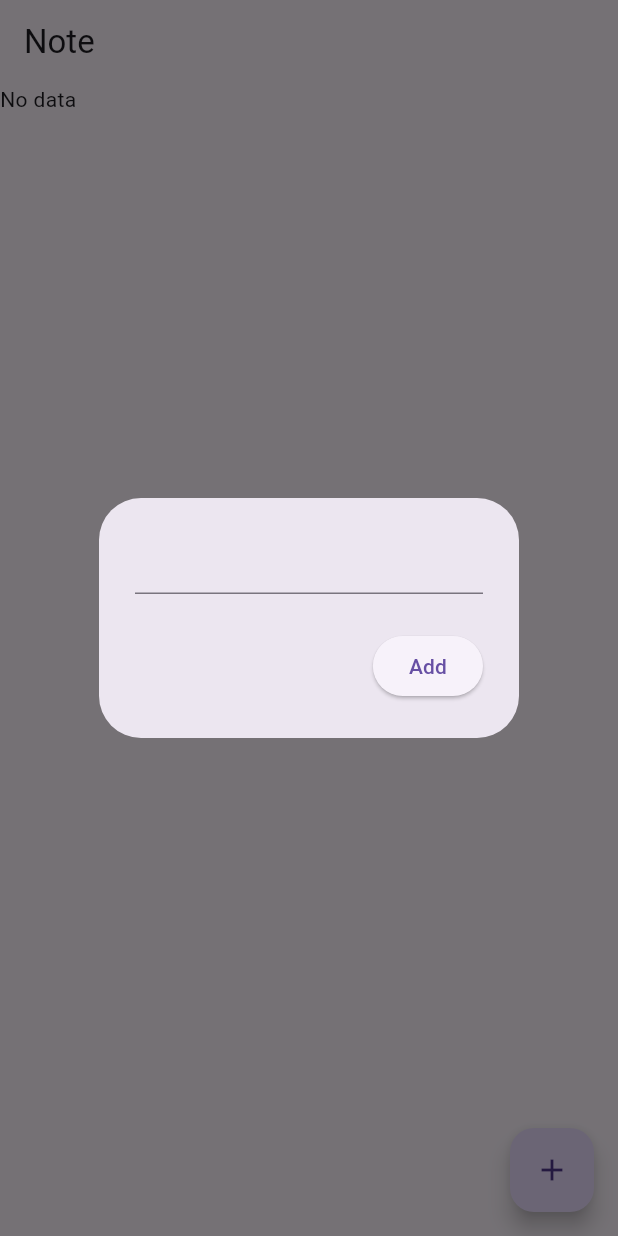
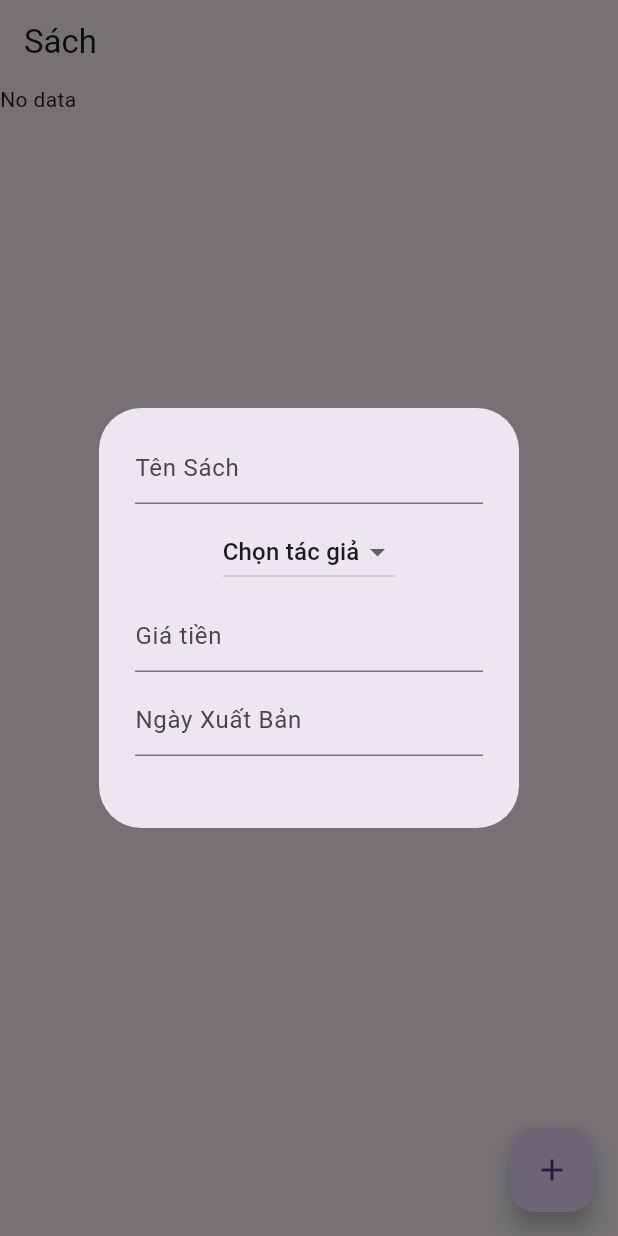
Before and after one commit to TDAT0105/crud_test, a Flutter app: the screen it shows after launch, after a tap on the "add" icon, on a phone screen of 412 x 824 dp. Run offline on Flutter 3.47's test engine with Material 3 defaults, Android fonts, the phone set to English and light mode, and no system bars; our stand-ins replace cloud_firestore, firebase_core; accounts and stored records are empty.

Commit message:
add TenTacGia dropdown but cant show name

```diff
--- a/lib/main.dart
+++ b/lib/main.dart
@@ -1,5 +1,6 @@
 import 'package:crud_test/firebase_options.dart';
-import 'package:crud_test/pages/home.dart';
+import 'package:crud_test/pages/sach.dart';
+import 'package:crud_test/pages/tacgia.dart';
 import 'package:firebase_core/firebase_core.dart';
 import 'package:flutter/material.dart';
 
@@ -17,7 +18,7 @@ class MyApp extends StatelessWidget {
     return const MaterialApp(
       debugShowCheckedModeBanner: false,
       // theme: ThemeData.dark(useMaterial3: true),
-      home: HomePage(),
+      home: SachPage(),
     );
   }
 }
--- a/lib/pages/home.dart
+++ /dev/null
@@ -1,106 +0,0 @@
-import 'package:cloud_firestore/cloud_firestore.dart';
-import 'package:crud_test/services/firestore.dart';
-import 'package:flutter/material.dart';
-import 'package:flutter/widgets.dart';
-
-class HomePage extends StatefulWidget {
-  const HomePage({super.key});
-
-  @override
-  State<HomePage> createState() => _HomePageState();
-}
-
-class _HomePageState extends State<HomePage> {
-  final FirestoreService firestoreService = FirestoreService();
-
-  final TextEditingController textController = TextEditingController();
-
-  void openNoteBox({String? docID}) {
-    showDialog(
-        context: context,
-        builder: (context) => AlertDialog(
-              content: TextField(
-                controller: textController,
-              ),
-              actions: [
-                //button to save
-                ElevatedButton(
-                    onPressed: () {
-                      //add note
-                      if(docID == null)
-                      {
-                        firestoreService.addNote(textController.text);
-                      }
-                      //update
-                      firestoreService.updateNote(docID!, textController.text);
-
-                      //clear the text controller
-                      textController.clear();
-
-                      Navigator.pop(context);
-                    },
-                    child: const Text('Add')),
-              ],
-            ));
-  }
-
-  @override
-  Widget build(BuildContext context) {
-    return Scaffold(
-      appBar: AppBar(
-        title: const Text("Note"),
-      ),
-      floatingActionButton: FloatingActionButton(
-        onPressed: openNoteBox,
-        child: const Icon(Icons.add),
-      ),
-      body: StreamBuilder<QuerySnapshot>(
-        stream: firestoreService.getNotes(),
-        builder: (context, snapshot) {
-          //if we have data, get all the docs
-          if (snapshot.hasData) {
-            List notesList = snapshot.data!.docs;
-
-            return ListView.builder(
-              itemCount: notesList.length,
-              itemBuilder: (context, index) {
-              //get each individual doc
-                DocumentSnapshot documentSnapshot = notesList[index];
-                String docID = documentSnapshot.id;
-                //get note from each doc
-                Map<String, dynamic> data =
-                    documentSnapshot.data() as Map<String, dynamic>;
-                String noteText = data['note'];
-                //display as a list tile
-
-                return ListTile(
-                  title: Text(noteText),
-                  trailing: Row(
-                    mainAxisSize: MainAxisSize.min,
-                    children: [
-                      //update button
-                      IconButton(
-                        onPressed: () => openNoteBox(docID: docID),
-                        icon: const Icon(Icons.settings),
-                      ),
-
-                      //delete button
-                      IconButton(
-                        onPressed: () => firestoreService.deleteNote(docID),
-                        icon: const Icon(Icons.delete),
-                      ),
-                    ],
-                  ),
-                );
-             }
-            );
-          }
-          //if there is no data return nothing
-          else{
-            return const Text('No data');
-          }
-        }
-      ),
-    );
-  }
-}
--- /dev/null
+++ b/lib/pages/sach.dart
@@ -0,0 +1,190 @@
+import 'package:cloud_firestore/cloud_firestore.dart';
+import 'package:crud_test/services/firestoreSach.dart';
+import 'package:crud_test/services/firestoreTacGia.dart';
+import 'package:flutter/material.dart';
+
+class SachPage extends StatefulWidget {
+  const SachPage({super.key});
+
+  @override
+  State<SachPage> createState() => _SachPageState();
+}
+
+class _SachPageState extends State<SachPage> {
+  final FireStoreSach fireStoreSach = FireStoreSach();
+
+  String? selectedTacGia = "0";
+
+  void openNoteBox({String? docID}) {
+    TextEditingController tenSach = TextEditingController();
+    TextEditingController idTacGia = TextEditingController();
+    TextEditingController giaTien = TextEditingController();
+    TextEditingController ngayXuatBan = TextEditingController();
+
+
+
+    showDialog(
+      context: context,
+      builder: (context) => AlertDialog(
+        content: Column(
+          mainAxisSize: MainAxisSize.min,
+          children: [
+            TextField(
+              controller: tenSach,
+              decoration: const InputDecoration(
+                hintText: 'Tên Sách',
+              ),
+            ),
+            const SizedBox(height: 8), // Add some spacing
+
+            StreamBuilder<QuerySnapshot>(
+                stream:
+                    FirebaseFirestore.instance.collection('TacGia').snapshots(),
+                builder: (context, snapshot) {
+                  List<DropdownMenuItem> tacgiaItem = [];
+                  if (!snapshot.hasData) {
+                    const CircularProgressIndicator();
+                  } else {
+                    final tacgias = snapshot.data?.docs.reversed.toList();
+                    tacgiaItem.add(DropdownMenuItem(
+                      value: "0",
+                      child: Text('Chọn tác giả'),
+                      )
+                    );
+
+                    for (var tacgia in tacgias!) {
+                      tacgiaItem.add(
+                        DropdownMenuItem(
+                          value: tacgia.id,
+                          child: Text(
+                            tacgia['TenTacGia'],
+                          ),
+                        ),
+                      );
+                    }
+                  }
+                  return DropdownButton(
+                    items: tacgiaItem,
+                    onChanged: (tacgiaValue) {
+                      setState(() {
+                        selectedTacGia = tacgiaValue;
+                      });
+                      print(tacgiaValue);
+                    },
+                    value: selectedTacGia,
+                    isExpanded: false,
+                  );
+                }),
+
+            const SizedBox(height: 8), // Add some spacing
+            TextField(
+              controller: giaTien,
+              decoration: const InputDecoration(
+                hintText: 'Giá tiền',
+              ),
+            ),
+
+            const SizedBox(height: 8), // Add some spacing
+            TextField(
+              controller: ngayXuatBan,
+              decoration: const InputDecoration(
+                hintText: 'Ngày Xuất Bản',
+              ),
+            ),
+          ],
+        ),
+        actions: [
+          // ElevatedButton(
+          //   onPressed: () {
+
+          //     if (docID == null) {
+          //       fireStoreSach.addSaches(
+          //         tenSach.text,
+          //         giaTien.text,
+          //         ngayXuatBan.text,
+          //       );
+          //     } else {
+          //       fireStoreSach.updateSach(
+          //         docID,
+          //         tenSach.text,
+          //         giaTien.text,
+          //         ngayXuatBan.text,
+          //       );
+          //     }
+
+          //     tenTacGia.clear();
+          //     emailTacGia.clear();
+          //     sdtTacGia.clear();
+          //     Navigator.pop(context);
+          //   },
+          //   child: const Text('Add'),
+          // ),
+        ],
+      ),
+    );
+  }
+
+  final FireStoreSach sachService = FireStoreSach();
+  @override
+  Widget build(BuildContext context) {
+    return Scaffold(
+      appBar: AppBar(
+        title: const Text("Sách"),
+      ),
+      floatingActionButton: FloatingActionButton(
+        onPressed: openNoteBox,
+        child: const Icon(Icons.add),
+      ),
+      body: StreamBuilder<QuerySnapshot>(
+          stream: fireStoreSach.getSaches(),
+          builder: (context, snapshot) {
+            //if we have data, get all the docs
+            if (snapshot.hasData) {
+              List tenSachList = snapshot.data!.docs;
+
+              if (tenSachList.isNotEmpty && !snapshot.hasData) {
+                return ListView.builder(
+                    itemCount: tenSachList.length,
+                    itemBuilder: (context, index) {
+                      //get each individual doc
+                      DocumentSnapshot documentSnapshot = tenSachList[index];
+                      String docID = documentSnapshot.id;
+
+                      //get note from each doc
+                      Map<String, dynamic> data =
+                          documentSnapshot.data() as Map<String, dynamic>;
+                      String tenSach = data['TenSach'];
+
+                      //display as a list tile
+                      return ListTile(
+                        title: Text(tenSach),
+                        trailing: Row(
+                          mainAxisSize: MainAxisSize.min,
+                          children: [
+                            //update button
+                            IconButton(
+                              onPressed: () => openNoteBox(docID: docID),
+                              icon: const Icon(Icons.settings),
+                            ),
+
+                            //delete button
+                            IconButton(
+                              onPressed: () => fireStoreSach.deleteSach(docID),
+                              icon: const Icon(Icons.delete),
+                            ),
+                          ],
+                        ),
+                      );
+                    });
+              } else {
+                return const Text('No data');
+              }
+            }
+            //if there is no data return nothing
+            else {
+              return const Text('No data');
+            }
+          }),
+    );
+  }
+}
--- a/lib/pages/tacgia.dart
+++ b/lib/pages/tacgia.dart
@@ -3,14 +3,14 @@ import 'package:crud_test/services/firestoreTacGia.dart';
 import 'package:flutter/material.dart';
 import 'package:flutter/widgets.dart';
 
-class HomePage extends StatefulWidget {
-  const HomePage({super.key});
+class TacgiaPage extends StatefulWidget {
+  const TacgiaPage({super.key});
 
   @override
-  State<HomePage> createState() => _HomePageState();
+  State<TacgiaPage> createState() => _TacgiaPageState();
 }
 
-class _HomePageState extends State<HomePage> {
+class _TacgiaPageState extends State<TacgiaPage> {
   final FirestoreService firestoreService = FirestoreService();
 
   final TextEditingController textController = TextEditingController();
--- a/lib/services/firestoreTacGia.dart
+++ b/lib/services/firestoreTacGia.dart
@@ -18,7 +18,7 @@ class FirestoreService {
   //read
   Stream<QuerySnapshot> getTacGias() {
     final noteStream =
-        tacgias.orderBy('NgaySinh', descending: true).snapshots();
+        tacgias.orderBy('Email', descending: true).snapshots();
     return noteStream;
   }
 
@@ -26,7 +26,7 @@ class FirestoreService {
   Future<void> updateTacGia(
       String docID, String newtenTacGia, String newEmail, String newSDT) {
     return tacgias.doc(docID).update({
-      'note': newtenTacGia,
+      'TenTacGia': newtenTacGia,
       'NgaySinh': Timestamp.now(),
       'Email': newEmail,
       'SDT': newSDT,
```
Also changed, not shown: lib/services/firestoreSach.dart (+4 -4 lines).
